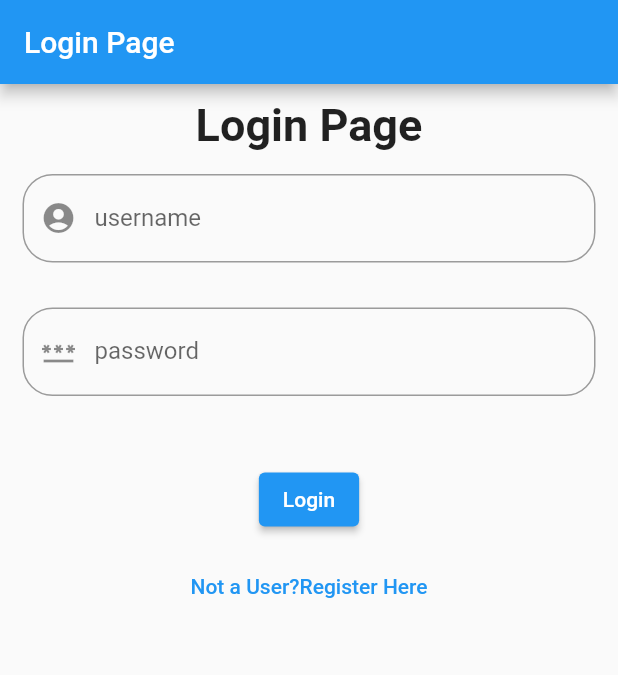
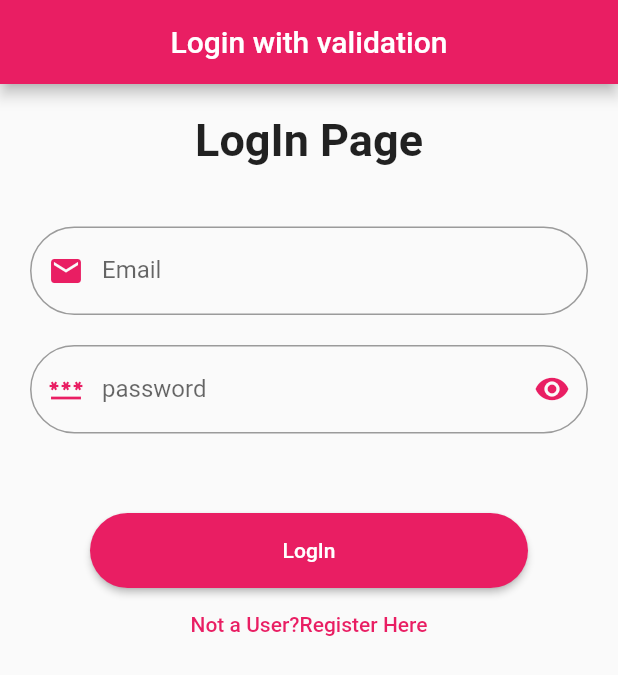
Before and after one commit to favazz-10/ASFlutter1, a Flutter app: the screen it shows after launch, on a phone screen of 412 x 824 dp. Shown: the top 675 px of the screen. Run offline on Flutter 3.47's test engine with Material 2 defaults, Android fonts, the phone set to English and light mode, and no system bars; network calls fail.

Commit message:
2nd commit

```diff
--- /dev/null
+++ b/lib/loginwithvalidation.dart
@@ -0,0 +1,135 @@
+import 'package:flutter/material.dart';
+import 'package:project2/mainscreen.dart';
+import 'package:project2/signupwithvalidation.dart';
+
+class loginwithvalidation extends StatefulWidget {
+  @override
+  State<loginwithvalidation> createState() => _loginwithvalidationState();
+}
+
+class _loginwithvalidationState extends State<loginwithvalidation> {
+  bool variable = true;
+
+  var formkey = GlobalKey<FormState>();
+
+  @override
+  Widget build(BuildContext context) {
+    return Scaffold(
+      appBar: AppBar(
+        backgroundColor: Colors.pink,
+        centerTitle: true,
+        title: const Text('Login with validation'),
+      ),
+      body: Form(
+        key: formkey,
+        child: ListView(
+          children: [
+            const Padding(
+              padding: EdgeInsets.only(top: 20),
+              child: Text(
+                'LogIn Page',
+                textAlign: TextAlign.center,
+                style: TextStyle(fontSize: 30, fontWeight: FontWeight.bold),
+              ),
+            ),
+
+            Padding(
+              padding: const EdgeInsets.only(left: 20,right: 20,bottom: 20,top: 40),
+              child: TextFormField(
+                  decoration: const InputDecoration(
+                      prefixIcon: Icon(
+                        Icons.email,
+                        color: Colors.pink,
+                      ),
+                      label: Text('Email'),
+                      border: OutlineInputBorder(borderSide: BorderSide(color: Colors.lightGreen,width: 3),
+                          borderRadius: BorderRadius.all(Radius.circular(50)))),
+                  validator: (email) {
+                    if (email!.isEmpty || !email.contains('@')) {
+                      return 'enter valid email address';
+                    } else {
+                      return null;
+                    }
+                  }),
+            ),
+            Padding(
+              padding: const EdgeInsets.only(left: 20, right: 20, bottom: 20),
+              child: TextFormField(
+                obscuringCharacter: '*',
+                obscureText: variable,
+                decoration: InputDecoration(
+                    suffixIcon: IconButton(
+                      icon: variable
+                          ? const Icon(Icons.remove_red_eye,color: Colors.pink,)
+                          : const Icon(Icons.visibility_off,color: Colors.pink,),
+                      onPressed: () {
+                        setState(() {
+                          variable ? variable = false : variable = true;
+                        });
+                      },
+                    ),
+                    prefixIcon: const Icon(
+                      Icons.password,
+                      color: Colors.pink,
+                    ),
+                    label: const Text('password'),
+                    border: const OutlineInputBorder(
+                        borderSide: BorderSide(color: Colors.pink),
+                        borderRadius: BorderRadius.all(Radius.circular(50)))),
+                validator: (password) {
+                  if (password!.isEmpty || password.length < 8) {
+                    return 'enter suitable password';
+                  } else {
+                    return null;
+                  }
+                },
+              ),
+            ),
+            Padding(
+              padding: const EdgeInsets.only(left: 60, right: 60,top: 33),
+              child: SizedBox(
+                width: 20,
+                height: 50,
+                child: ElevatedButton(
+                    style: ElevatedButton.styleFrom(
+                        backgroundColor: Colors.pink,
+                        shape: RoundedRectangleBorder(
+                            borderRadius: BorderRadius.circular(50))),
+                    onPressed: () {
+                      final valid = formkey.currentState!.validate();
+                      if (valid) {
+                        Navigator.push(
+                            context,
+                            MaterialPageRoute(
+                                builder: (context) => mainscreen()));
+                      } else {
+                        print('login failure');
+                      }
+                    },
+                    child: const Text(
+                      'LogIn',
+
+                    )),
+              ),
+            ),
+            TextButton(
+                onPressed: () {
+                  Navigator.push(context,
+                      MaterialPageRoute(builder: (context) => signupwithvalidation()));
+                },
+                child: const Text(
+                  'Not a User?Register Here',
+                  style: TextStyle(color: Colors.pink),
+                ))
+          ],
+        ),
+      ),
+    );
+  }
+}
+
+void main() {
+  runApp(MaterialApp(
+    home: loginwithvalidation(),
+  ));
+}
```
Also changed, not shown: lib/login.dart (renamed from lib/home.dart, +30 -6 lines), lib/main.dart (+4 -3 lines), lib/mainscreen.dart (added, +12 -0 lines), lib/signup.dart (added, +117 -0 lines), lib/signupwithvalidation.dart (added, +165 -0 lines).
